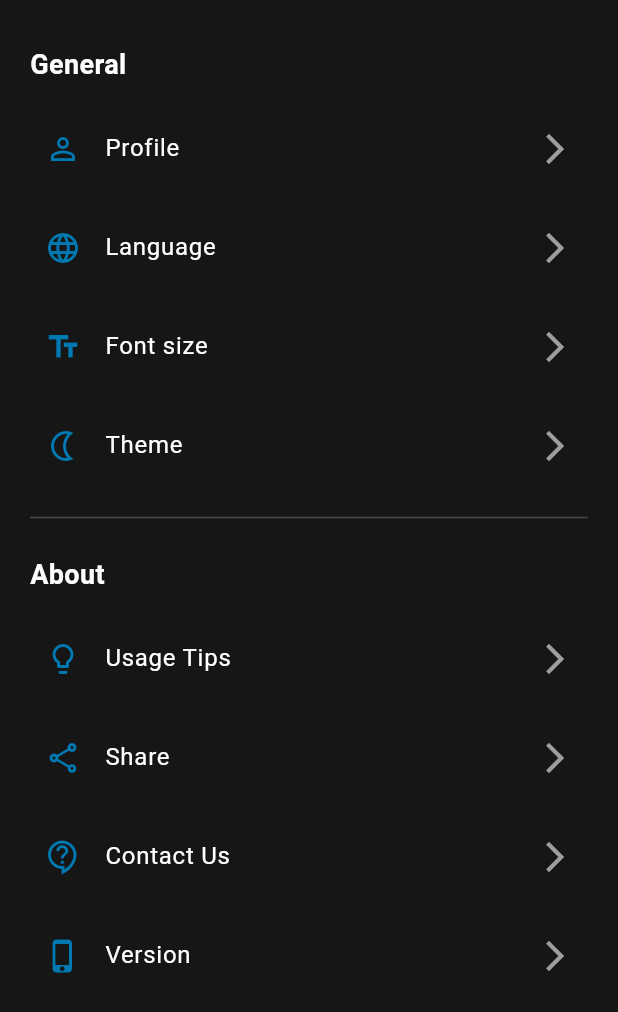
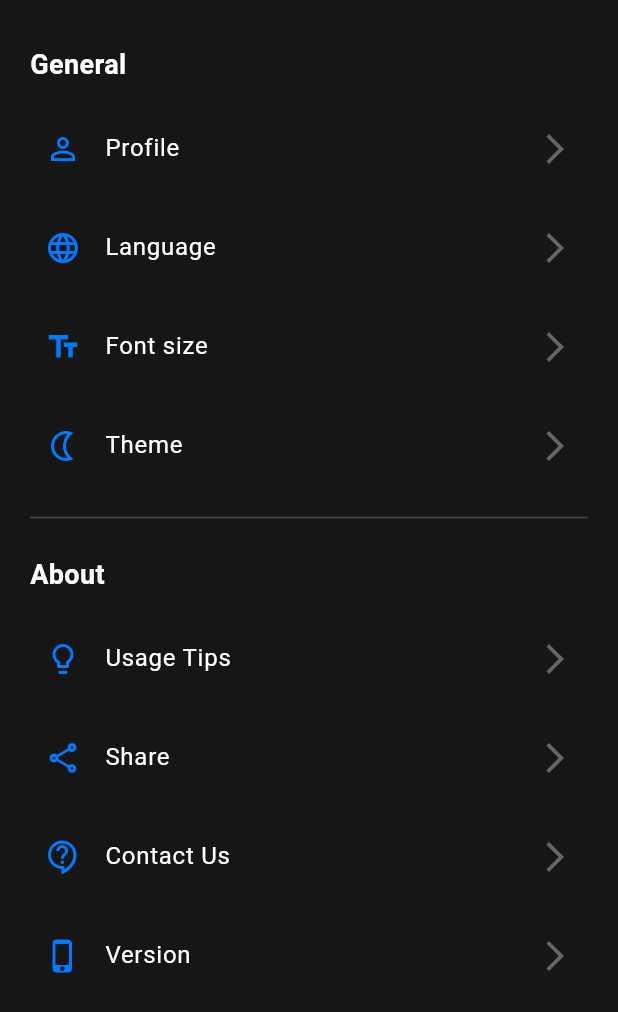
Before and after one commit to Room-Track/room_track_flutter, a Flutter app: the SettingsPage screen opened directly, on a phone screen of 412 x 824 dp. Shown: the top 1012 px of the screen. Run offline on Flutter 3.47's test engine with Material 3 defaults, Android fonts, the light colour scheme and no system bars; our stand-ins replace firebase_auth, firebase_core, flutter_riverpod, flutter_svg, share_plus; accounts and stored records are empty.

Commit message:
Config page with theme colors

```diff
--- a/lib/colors.dart
+++ b/lib/colors.dart
@@ -25,7 +25,7 @@ class AppColors {
   };
   static Map<String, Color> lightScheme = {
     'primary': brightBlue,
-    'secondary': lightBlue,
+    'secondary': darkBlue,
     'secondaryLight': lightBlue90,
     'neutral': darkGrey,
     'neutral2': lightGrey,
--- a/lib/general/config/page.dart
+++ b/lib/general/config/page.dart
@@ -1,14 +1,18 @@
 import 'package:flutter/material.dart';
+import 'package:flutter_riverpod/flutter_riverpod.dart';
 import 'package:room_track_flutter/colors.dart';
+import 'package:room_track_flutter/models/preferences.dart';
 import 'tile.dart';
 
-class SettingsPage extends StatelessWidget {
+class SettingsPage extends ConsumerWidget {
   const SettingsPage({super.key});
 
   @override
-  Widget build(BuildContext context) {
+  Widget build(BuildContext context, WidgetRef ref) {
+    final colorSchemeName = ref.watch(preferencesProvider).colorScheme;
+    final colorScheme = AppColors.schemes[colorSchemeName]!;
     return Scaffold(
-      backgroundColor: AppColors.black,
+      backgroundColor: colorScheme['back'],
       body: ListView(
         padding: const EdgeInsets.all(20.0), // Espacio alrededor de la lista
         children: [
@@ -16,7 +20,7 @@ class SettingsPage extends StatelessWidget {
           const SectionHeader(title: 'General'),
           SettingsTile(
             icon: Icons.person_outline,
-            iconColor: AppColors.darkBlue,
+            iconColor: colorScheme['primary']!,
             title: 'Profile',
             onTap: () {
               Navigator.pushNamed(context, '/profile');
@@ -24,7 +28,7 @@ class SettingsPage extends StatelessWidget {
           ),
           SettingsTile(
             icon: Icons.language_outlined,
-            iconColor: AppColors.darkBlue,
+            iconColor: colorScheme['primary']!,
             title: 'Language',
             onTap: () {
               Navigator.pushNamed(context, '/language');
@@ -32,7 +36,7 @@ class SettingsPage extends StatelessWidget {
           ),
           SettingsTile(
             icon: Icons.text_fields_outlined,
-            iconColor: AppColors.darkBlue,
+            iconColor: colorScheme['primary']!,
             title: 'Font size',
             onTap: () {
               Navigator.pushNamed(context, '/font');
@@ -40,7 +44,7 @@ class SettingsPage extends StatelessWidget {
           ),
           SettingsTile(
             icon: Icons.nightlight_outlined,
-            iconColor: AppColors.darkBlue,
+            iconColor: colorScheme['primary']!,
             title: 'Theme',
             onTap: () {
               Navigator.pushNamed(context, '/theme');
@@ -52,7 +56,7 @@ class SettingsPage extends StatelessWidget {
           const SectionHeader(title: 'About'),
           SettingsTile(
             icon: Icons.lightbulb_outline,
-            iconColor: AppColors.darkBlue,
+            iconColor: colorScheme['primary']!,
             title: 'Usage Tips',
             onTap: () {
               Navigator.pushNamed(context, '/usage');
@@ -60,7 +64,7 @@ class SettingsPage extends StatelessWidget {
           ),
           SettingsTile(
             icon: Icons.share_outlined,
-            iconColor: AppColors.darkBlue,
+            iconColor: colorScheme['primary']!,
             title: 'Share',
             onTap: () {
               Navigator.pushNamed(context, '/share');
@@ -68,7 +72,7 @@ class SettingsPage extends StatelessWidget {
           ),
           SettingsTile(
             icon: Icons.contact_support_outlined,
-            iconColor: AppColors.darkBlue,
+            iconColor: colorScheme['primary']!,
             title: 'Contact Us',
             onTap: () {
               Navigator.pushNamed(context, '/contact');
@@ -76,7 +80,7 @@ class SettingsPage extends StatelessWidget {
           ),
           SettingsTile(
             icon: Icons.phone_iphone_outlined,
-            iconColor: AppColors.darkBlue,
+            iconColor: colorScheme['primary']!,
             title: 'Version',
             onTap: () {
               Navigator.pushNamed(context, '/version');
@@ -89,19 +93,21 @@ class SettingsPage extends StatelessWidget {
 }
 
 // Widget para el encabezado de cada sección
-class SectionHeader extends StatelessWidget {
+class SectionHeader extends ConsumerWidget {
   final String title;
 
   const SectionHeader({super.key, required this.title});
 
   @override
-  Widget build(BuildContext context) {
+  Widget build(BuildContext context, WidgetRef ref) {
+    final colorSchemeName = ref.watch(preferencesProvider).colorScheme;
+    final colorScheme = AppColors.schemes[colorSchemeName]!;
     return Padding(
       padding: const EdgeInsets.symmetric(vertical: 10.0),
       child: Text(
         title,
-        style: const TextStyle(
-          color: AppColors.white,
+        style: TextStyle(
+          color: colorScheme['text'],
           fontWeight: FontWeight.bold,
           fontSize: 18,
         ),
--- a/lib/general/config/tile.dart
+++ b/lib/general/config/tile.dart
@@ -1,7 +1,9 @@
 import 'package:flutter/material.dart';
+import 'package:flutter_riverpod/flutter_riverpod.dart';
 import 'package:room_track_flutter/colors.dart';
+import 'package:room_track_flutter/models/preferences.dart';
 
-class SettingsTile extends StatelessWidget {
+class SettingsTile extends ConsumerWidget {
   final IconData icon;
   final String title;
   final Color iconColor;
@@ -16,16 +18,18 @@ class SettingsTile extends StatelessWidget {
   });
 
   @override
-  Widget build(BuildContext context) {
+  Widget build(BuildContext context, WidgetRef ref) {
+    final colorSchemeName = ref.watch(preferencesProvider).colorScheme;
+    final colorScheme = AppColors.schemes[colorSchemeName]!;
     return ListTile(
       contentPadding:
           const EdgeInsets.symmetric(vertical: 5.0, horizontal: 10.0),
       leading: Icon(icon, color: iconColor),
       title: Text(
         title,
-        style: const TextStyle(color: AppColors.white),
+        style: TextStyle(color: colorScheme['text']),
       ),
-      trailing: const Icon(Icons.arrow_forward_ios, color: AppColors.white150),
+      trailing: Icon(Icons.arrow_forward_ios, color: colorScheme['neutral']),
       onTap: onTap,
     );
   }
```
Also changed, not shown: lib/general/config/0_profile/page.dart (+23 -18 lines), lib/general/config/1_language/page.dart (+16 -9 lines), lib/general/config/2_font/page.dart (+9 -6 lines), lib/general/config/3_theme/page.dart (+9 -4 lines), lib/general/config/4_usage/page.dart (+10 -4 lines), lib/general/config/5_share/page.dart (+18 -6 lines), lib/general/config/6_contact/page.dart (+27 -9 lines), lib/general/config/7_version/page.dart (+17 -9 lines), lib/general/home/page.dart (+6 -6 lines), lib/models/preferences.dart (line endings or trailing spaces).
